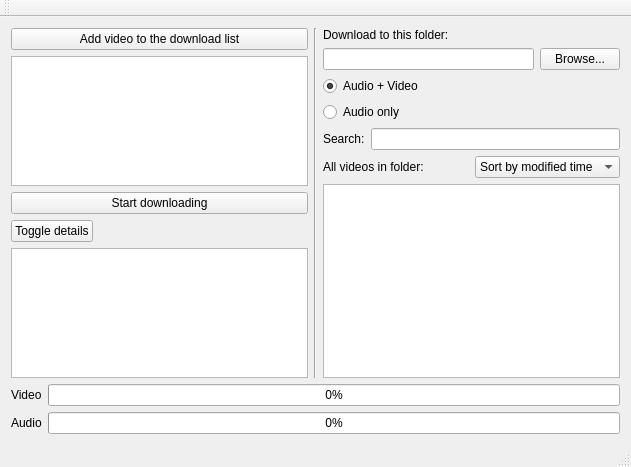
Before: the Qt Designer form mainwindow.ui in doublejim/QYoutubeDownloader, drawn with Qt 5.
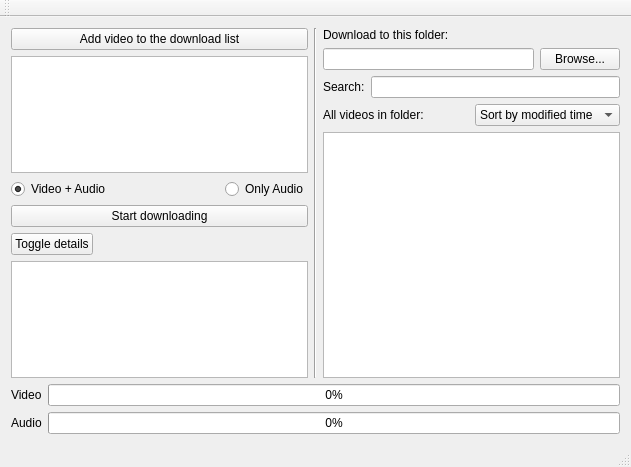
After: the same form once the commit is applied.

Diff of the .ui file:
```diff
--- a/mainwindow.ui
+++ b/mainwindow.ui
@@ -14,38 +14,55 @@
    <string>QYoutubeDownloader</string>
   </property>
   <widget class="QWidget" name="centralWidget">
-   <layout class="QVBoxLayout" name="verticalLayout_5">
+   <layout class="QVBoxLayout" name="verticalLayout_4">
     <item>
-     <layout class="QHBoxLayout" name="horizontalLayout_4">
-      <property name="spacing">
-       <number>6</number>
-      </property>
-      <property name="sizeConstraint">
-       <enum>QLayout::SetMinimumSize</enum>
-      </property>
+     <layout class="QHBoxLayout" name="horizontalLayout_5">
       <item>
-       <layout class="QVBoxLayout" name="verticalLayout_4">
+       <layout class="QVBoxLayout" name="verticalLayout">
         <item>
-         <layout class="QVBoxLayout" name="verticalLayout">
+         <widget class="QPushButton" name="btnAddVideoToQueue">
+          <property name="text">
+           <string>Add video to the download list</string>
+          </property>
+         </widget>
+        </item>
+        <item>
+         <widget class="QListWidget" name="listVideoQueue"/>
+        </item>
+        <item>
+         <layout class="QHBoxLayout" name="horizontalLayout_4" stretch="1,0">
+          <property name="spacing">
+           <number>1</number>
+          </property>
           <item>
-           <widget class="QPushButton" name="pushButton_4">
+           <widget class="QRadioButton" name="radioAudioVideo">
             <property name="text">
-             <string>Add video to the download list</string>
+             <string>Video + Audio</string>
+            </property>
+            <property name="checked">
+             <bool>true</bool>
             </property>
            </widget>
           </item>
           <item>
-           <widget class="QListWidget" name="listWidget_2"/>
-          </item>
-          <item>
-           <widget class="QPushButton" name="pushButton">
+           <widget class="QRadioButton" name="radioAudioOnly">
+            <property name="layoutDirection">
+             <enum>Qt::LeftToRight</enum>
+            </property>
             <property name="text">
-             <string>Start downloading</string>
+             <string>Only Audio</string>
             </property>
            </widget>
           </item>
          </layout>
         </item>
+        <item>
+         <widget class="QPushButton" name="btnStartDownload">
+          <property name="text">
+           <string>Start downloading</string>
+          </property>
+         </widget>
+        </item>
         <item>
          <layout class="QVBoxLayout" name="verticalLayout_3">
           <item alignment="Qt::AlignLeft">
@@ -111,23 +128,6 @@
           </item>
          </layout>
         </item>
-        <item>
-         <widget class="QRadioButton" name="radioButton">
-          <property name="text">
-           <string>Audio + Video</string>
-          </property>
-          <property name="checked">
-           <bool>true</bool>
-          </property>
-         </widget>
-        </item>
-        <item>
-         <widget class="QRadioButton" name="radioButton_2">
-          <property name="text">
-           <string>Audio only</string>
-          </property>
-         </widget>
-        </item>
         <item>
          <layout class="QHBoxLayout" name="horizontalLayout">
           <item>
```
Left out of the diff: 30 changed lines with no effect on the pictures.
